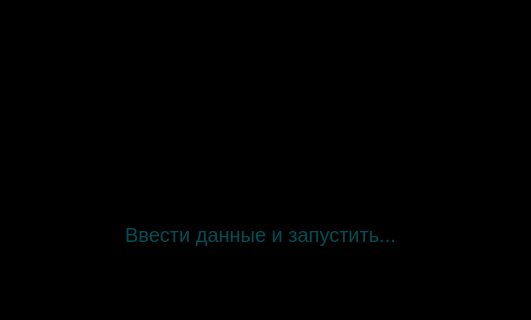
Above: mainwindow.ui from sergeevaevi/my_practice before the change; both pictures show x 270 to 801 and y 325 to 645 of the 1035 by 645 pixel window. Below: the same form after it.
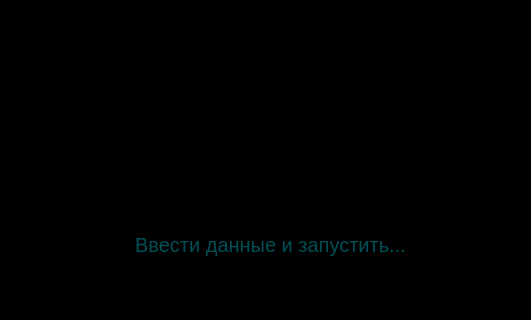
That is the form after the change.

Patch:
```diff
--- a/mainwindow.ui
+++ b/mainwindow.ui
@@ -58,8 +58,8 @@
    <widget class="QPushButton" name="InputAndStart">
     <property name="geometry">
      <rect>
-      <x>350</x>
-      <y>510</y>
+      <x>360</x>
+      <y>520</y>
       <width>361</width>
       <height>61</height>
      </rect>
```
Left out of the diff: 13 changed lines with no effect on the pictures.
